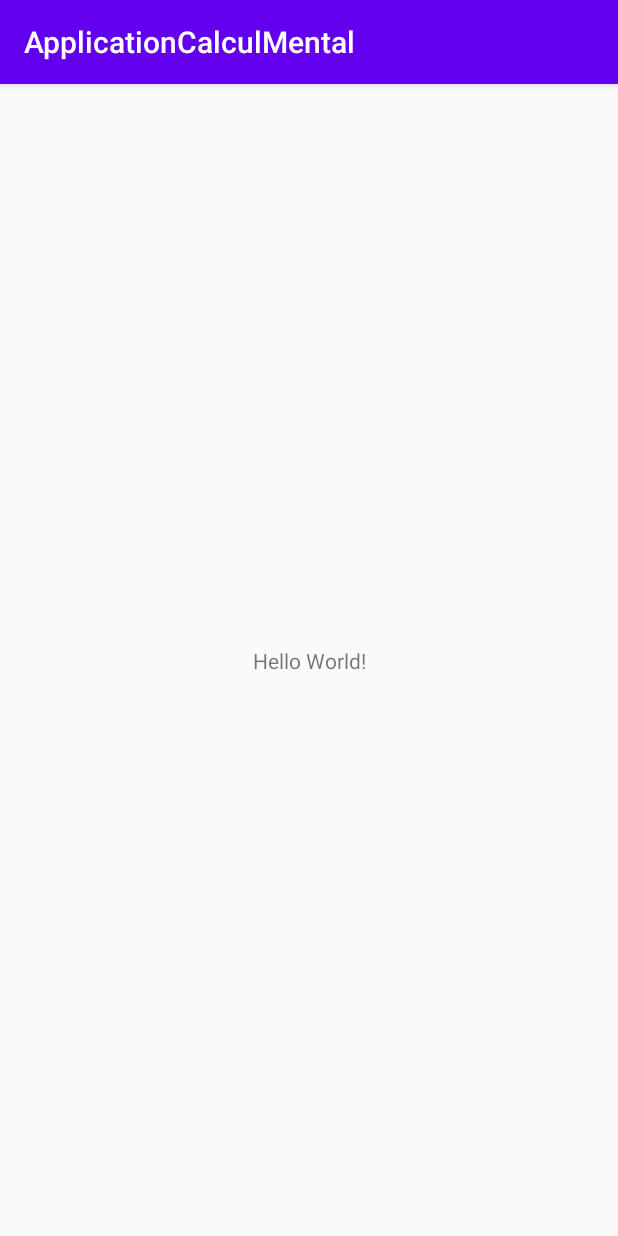
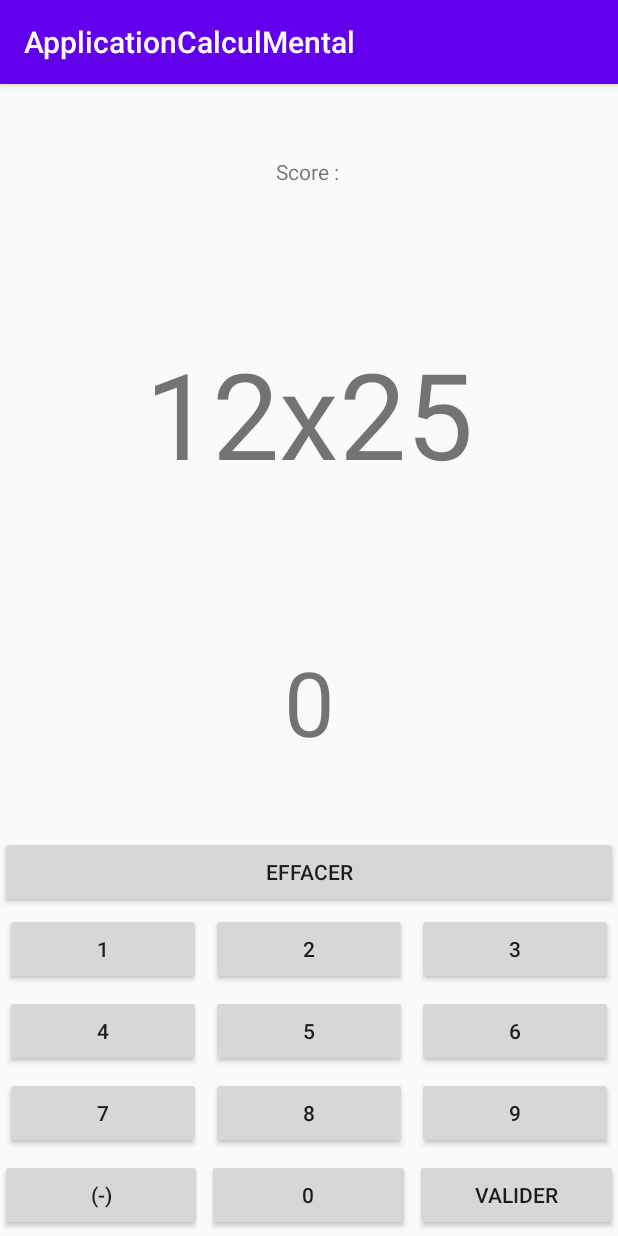
Before and after one commit to ETS-Android2/ProjetAndroidApplication, an Android app: the screen it shows after launch (MainActivity before the commit, GameActivity after it), on a phone screen of 412 x 824 dp. Run offline under Robolectric (Android 15) with nearby library versions, the phone set to English and light mode, and no system bars.

Commit message:
init ma partie
calcul et vérif calcul fonctionnel

```diff
--- a/CodeProjet/app/src/main/java/com/example/applicationcalculmental/MainActivity.java
+++ /dev/null
@@ -1,13 +0,0 @@
-package com.example.applicationcalculmental;
-
-import android.support.v7.app.AppCompatActivity;
-import android.os.Bundle;
-
-public class MainActivity extends AppCompatActivity {
-
-    @Override
-    protected void onCreate(Bundle savedInstanceState) {
-        super.onCreate(savedInstanceState);
-        setContentView(R.layout.activity_main);
-    }
-}
--- /dev/null
+++ b/CodeProjet/app/src/main/java/com/example/applicationcalculmental/projet/view/GameActivity.java
@@ -0,0 +1,193 @@
+package com.example.applicationcalculmental.projet.view;
+
+import android.graphics.Color;
+import android.support.v7.app.AppCompatActivity;
+import android.os.Bundle;
+import android.widget.Button;
+import android.widget.TextView;
+import android.widget.Toast;
+
+import com.example.applicationcalculmental.R;
+
+import java.util.ArrayList;
+import java.util.List;
+import java.util.Random;
+
+public class GameActivity extends AppCompatActivity {
+
+    private Long Reponse =0L;
+    private Long Point = 0L;
+    private Long nbVies = 3L;
+    private TextView textViewCalcul, textViewResultat, textViewScore;
+    private Long BORNE_SUPERIEUR = 9999L;
+    private Long BORNE_INFERIEUR = -9999L;
+
+
+    @Override
+    protected void onCreate(Bundle savedInstanceState) {
+        super.onCreate(savedInstanceState);
+        setContentView(R.layout.activity_game);
+        textViewCalcul = findViewById(R.id.textviewCalcul);
+        textViewResultat = findViewById(R.id.textViewResultat);
+        textViewScore = findViewById(R.id.textViewScore);
+        long resultat = calcul(2);
+        Button bouton1 = findViewById(R.id.button_1);
+        bouton1.setOnClickListener(view -> ajouterNombre(1));
+        Button bouton2 = findViewById(R.id.button_2);
+        bouton2.setOnClickListener(view -> ajouterNombre(2));
+        Button bouton3 = findViewById(R.id.button_3);
+        bouton3.setOnClickListener(view -> ajouterNombre(3));
+        Button bouton4 = findViewById(R.id.button_4);
+        bouton4.setOnClickListener(view -> ajouterNombre(4));
+        Button bouton5 = findViewById(R.id.button_5);
+        bouton5.setOnClickListener(view -> ajouterNombre(5));
+        Button bouton6 = findViewById(R.id.button_6);
+        bouton6.setOnClickListener(view -> ajouterNombre(6));
+        Button bouton7 = findViewById(R.id.button_7);
+        bouton7.setOnClickListener(view -> ajouterNombre(7));
+        Button bouton8 = findViewById(R.id.button_8);
+        bouton8.setOnClickListener(view -> ajouterNombre(8));
+        Button bouton9 = findViewById(R.id.button_9);
+        bouton9.setOnClickListener(view -> ajouterNombre(9));
+        Button bouton0 = findViewById(R.id.button_0);
+        bouton0.setOnClickListener(view -> ajouterNombre(0));
+        Button boutonMoins = findViewById(R.id.buttonMoins);
+        boutonMoins.setOnClickListener(view -> nombreNegatif());
+        Button boutonValider = findViewById(R.id.buttonValider);
+        boutonValider.setOnClickListener(view -> verifCalcul(resultat));
+        Button boutonEffacer = findViewById(R.id.buttonEffacer);
+        boutonEffacer.setOnClickListener(view -> videTextViewResultat());
+
+    }
+
+    private void ajouterNombre(Integer valeur){
+            if(10*Reponse+valeur > BORNE_SUPERIEUR){
+                Toast.makeText(this,getString(R.string.message_valeur_trop_grande),Toast.LENGTH_LONG).show();
+            }
+            else if(10*Reponse-valeur < BORNE_INFERIEUR){
+                Toast.makeText(this,getString(R.string.message_valeur_trop_petite),Toast.LENGTH_LONG).show();
+            }
+            else if(Reponse < 0) {
+                Reponse = 10 * Reponse-valeur;
+            }else {
+                Reponse = 10 * Reponse+valeur;
+            }
+        majTextViewResultat();
+    }
+
+    private void nombreNegatif(){
+        Reponse = - Reponse;
+        majTextViewResultat();
+    }
+
+    private void majTextViewResultat() {
+        String valeurAAfficher = "";
+
+            valeurAAfficher = Reponse.toString();
+
+        textViewResultat.setText(valeurAAfficher);
+    }
+
+    private void majTextViewScore() {
+        String valeurAAfficher = "";
+
+
+        valeurAAfficher = "Score : " + Point;
+
+        textViewScore.setText(valeurAAfficher);
+
+    }
+
+    private List<Long> genereNombreAlea(int difficulte){
+        List<Long> nombre = new ArrayList<Long>();
+        Random random = new Random();
+        switch (difficulte){
+            case 1:
+                nombre.add((long) random.nextInt(10) + 1);
+                nombre.add((long) random.nextInt(10) + 1);
+                break;
+
+            case 2:
+                nombre.add((long) random.nextInt(15) + 11);
+                nombre.add((long) random.nextInt(15) + 11);
+                break;
+
+            case 3:
+                nombre.add((long) random.nextInt(25) + 26);
+                nombre.add((long) random.nextInt(25) + 26);
+                break;
+            default:
+                throw new IllegalStateException("Unexpected value: " + difficulte);
+        }
+        return nombre;
+    }
+
+    private Long calcul(int difficulte)  {
+        List<Long> nombre;
+        List<String> Elements = new ArrayList<String>();
+        int operateur;
+        Long resultat = 0L;
+        String texte;
+
+        nombre = genereNombreAlea(difficulte);
+
+        for(Long nb : nombre){
+            Elements.add(Long.toString(nb));
+        }
+
+        Random random = new Random();
+        operateur =  random.nextInt(4) + 1;
+        switch (operateur){
+            case 1:
+                resultat = nombre.get(0) + nombre.get(1);
+                texte = Elements.get(0) + "+" + Elements.get(1);
+                textViewCalcul.setText(texte);
+                break;
+
+            case 2:
+                resultat = nombre.get(0) - nombre.get(1);
+                texte = Elements.get(0) + "-" + Elements.get(1);
+                textViewCalcul.setText(texte);
+                break;
+
+            case 3:
+                resultat = nombre.get(0) * nombre.get(1);
+                texte = Elements.get(0) + "x" + Elements.get(1);
+                textViewCalcul.setText(texte);
+                break;
+
+            case 4:
+                resultat = nombre.get(0) / nombre.get(1);
+                texte = Elements.get(0) + "/" + Elements.get(1);
+                textViewCalcul.setText(texte);
+                break;
+        }
+        return resultat;
+    }
+
+    private boolean divisionException(long resultat){
+
+        return  true;
+    }
+
+    private void verifCalcul(long resultat){
+        //String res = Long.toString(resultat);
+        //String texte = textViewCalcul + "=" + res;
+        //textViewCalcul.setText(texte);
+        if (resultat == Reponse){
+            Point++;
+            textViewResultat.setTextColor(Color.GREEN);
+            majTextViewScore();
+        }
+        else{
+            nbVies--;
+            textViewResultat.setTextColor(Color.RED);
+        }
+    }
+
+    private boolean videTextViewResultat() {
+        textViewResultat.setText("");
+        Reponse = 0L;
+        return true;
+    }
+}
--- /dev/null
+++ b/CodeProjet/app/src/main/res/layout/activity_game.xml
@@ -0,0 +1,172 @@
+<?xml version="1.0" encoding="utf-8"?>
+<android.support.constraint.ConstraintLayout xmlns:android="http://schemas.android.com/apk/res/android"
+    xmlns:app="http://schemas.android.com/apk/res-auto"
+    xmlns:tools="http://schemas.android.com/tools"
+    android:id="@+id/constraintLayout"
+    android:layout_width="match_parent"
+    android:layout_height="match_parent"
+    tools:context=".projet.view.GameActivity">
+
+    <LinearLayout
+        android:id="@+id/linearLayout"
+        android:layout_width="0dp"
+        android:layout_height="0dp"
+        android:orientation="vertical"
+        app:layout_constraintBottom_toBottomOf="parent"
+        app:layout_constraintEnd_toEndOf="parent"
+        app:layout_constraintStart_toStartOf="parent"
+        app:layout_constraintTop_toTopOf="parent">
+
+        <TextView
+            android:id="@+id/textViewScore"
+            android:layout_width="match_parent"
+            android:layout_height="wrap_content"
+            android:layout_weight="1"
+            android:gravity="center"
+            android:text="Score : "/>
+
+        <TextView
+            android:id="@+id/textviewCalcul"
+            android:layout_width="match_parent"
+            android:layout_height="wrap_content"
+            android:layout_weight="1"
+            android:gravity="center"
+            android:text="2x3"
+            android:textAlignment="center"
+            android:textSize="80sp" />
+
+        <TextView
+            android:id="@+id/textViewResultat"
+            android:layout_width="match_parent"
+            android:layout_height="wrap_content"
+            android:layout_weight="1"
+            android:gravity="center"
+            android:textSize="60sp"
+            android:text="0" />
+
+
+        <Button
+            android:id="@+id/buttonEffacer"
+            android:layout_width="match_parent"
+            android:layout_height="wrap_content"
+
+            android:text="Effacer" />
+
+        <LinearLayout
+            android:layout_width="match_parent"
+            android:layout_height="wrap_content">
+
+            <Button
+                android:id="@+id/button_1"
+                android:layout_width="wrap_content"
+                android:layout_height="wrap_content"
+                android:layout_margin="3dp"
+                android:layout_weight="1"
+                android:text="1" />
+
+            <Button
+                android:id="@+id/button_2"
+                android:layout_width="wrap_content"
+                android:layout_height="wrap_content"
+                android:layout_margin="3dp"
+                android:layout_weight="1"
+                android:text="2" />
+
+            <Button
+                android:id="@+id/button_3"
+                android:layout_width="wrap_content"
+                android:layout_height="wrap_content"
+                android:layout_margin="3dp"
+                android:layout_weight="1"
+                android:text="3" />
+        </LinearLayout>
+
+        <LinearLayout
+            android:layout_width="match_parent"
+            android:layout_height="wrap_content">
+
+            <Button
+                android:id="@+id/button_4"
+                android:layout_width="wrap_content"
+                android:layout_height="wrap_content"
+                android:layout_margin="3dp"
+                android:layout_weight="1"
+                android:text="4" />
+
+            <Button
+                android:id="@+id/button_5"
+                android:layout_width="wrap_content"
+                android:layout_height="wrap_content"
+                android:layout_margin="3dp"
+                android:layout_weight="1"
+                android:text="5" />
+
+            <Button
+                android:id="@+id/button_6"
+                android:layout_width="wrap_content"
+                android:layout_height="wrap_content"
+                android:layout_margin="3dp"
+                android:layout_weight="1"
+                android:text="6" />
+        </LinearLayout>
+
+        <LinearLayout
+            android:layout_width="match_parent"
+            android:layout_height="wrap_content">
+
+            <Button
+                android:id="@+id/button_7"
+                android:layout_width="wrap_content"
+                android:layout_height="wrap_content"
+                android:layout_margin="3dp"
+                android:layout_weight="1"
+                android:text="7" />
+
+            <Button
+                android:id="@+id/button_8"
+                android:layout_width="wrap_content"
+                android:layout_height="wrap_content"
+                android:layout_margin="3dp"
+                android:layout_weight="1"
+                android:text="8" />
+
+            <Button
+                android:id="@+id/button_9"
+                android:layout_width="wrap_content"
+                android:layout_height="wrap_content"
+                android:layout_margin="3dp"
+                android:layout_weight="1"
+                android:text="9" />
+        </LinearLayout>
+
+        <LinearLayout
+            android:layout_width="match_parent"
+            android:layout_height="wrap_content"
+            android:gravity="center">
+
+            <Button
+                android:id="@+id/buttonMoins"
+                android:layout_width="0dp"
+                android:layout_height="wrap_content"
+                android:layout_weight="1"
+                android:text="(-)" />
+
+            <Button
+                android:id="@+id/button_0"
+                android:layout_width="0dp"
+                android:layout_height="wrap_content"
+                android:layout_margin="3dp"
+                android:layout_weight="1"
+                android:text="0" />
+
+            <Button
+                android:id="@+id/buttonValider"
+                android:layout_width="0dp"
+                android:layout_height="wrap_content"
+                android:layout_weight="1"
+                android:text="Valider" />
+
+        </LinearLayout>
+    </LinearLayout>
+
+</android.support.constraint.ConstraintLayout>
--- a/CodeProjet/app/src/main/res/layout/activity_main.xml
+++ /dev/null
@@ -1,18 +0,0 @@
-<?xml version="1.0" encoding="utf-8"?>
-<android.support.constraint.ConstraintLayout xmlns:android="http://schemas.android.com/apk/res/android"
-    xmlns:app="http://schemas.android.com/apk/res-auto"
-    xmlns:tools="http://schemas.android.com/tools"
-    android:layout_width="match_parent"
-    android:layout_height="match_parent"
-    tools:context=".MainActivity">
-
-    <TextView
-        android:layout_width="wrap_content"
-        android:layout_height="wrap_content"
-        android:text="Hello World!"
-        app:layout_constraintBottom_toBottomOf="parent"
-        app:layout_constraintLeft_toLeftOf="parent"
-        app:layout_constraintRight_toRightOf="parent"
-        app:layout_constraintTop_toTopOf="parent" />
-
-</android.support.constraint.ConstraintLayout>
--- a/CodeProjet/app/src/main/res/values/strings.xml
+++ b/CodeProjet/app/src/main/res/values/strings.xml
@@ -1,3 +1,11 @@
 <resources>
     <string name="app_name">ApplicationCalculMental</string>
+    <string name="accueil">Accueil</string>
+    <string name="recommencer">Recommencer</string>
+    <string name="score">Score</string>
+    <string name="todo">TODO</string>
+    <string name="partie_termin_e">Partie Terminée !</string>
+    <string name="message_valeur_trop_grande"> Valeur trop grande</string>
+    <string name="message_division_par_zero">Attention division par 0</string>
+    <string name="message_valeur_trop_petite">Valeur trop petite</string>
 </resources>
```
Also changed, not shown: CodeProjet/app/src/main/AndroidManifest.xml (+7 -4 lines), CodeProjet/app/src/main/java/com/example/applicationcalculmental/projet/view/EndActivity.java (added, +15 -0 lines), CodeProjet/app/src/main/res/layout/activity_end.xml (added, +64 -0 lines), CodeProjet/app/src/main/res/drawable/finish.png (added).
